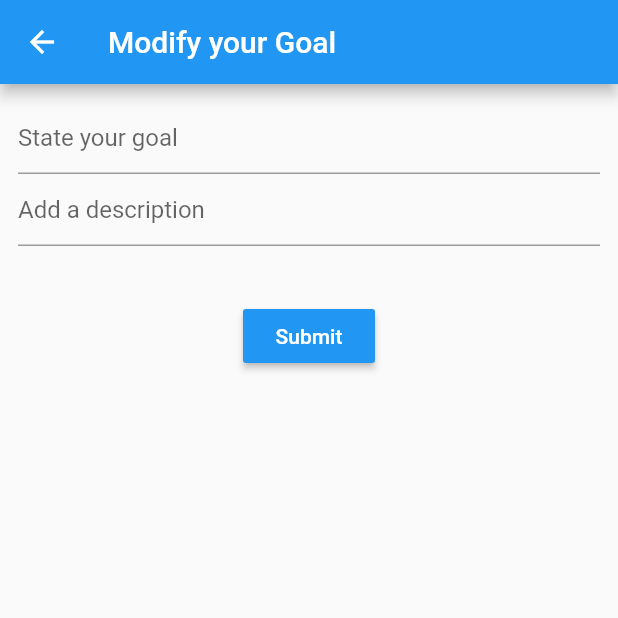
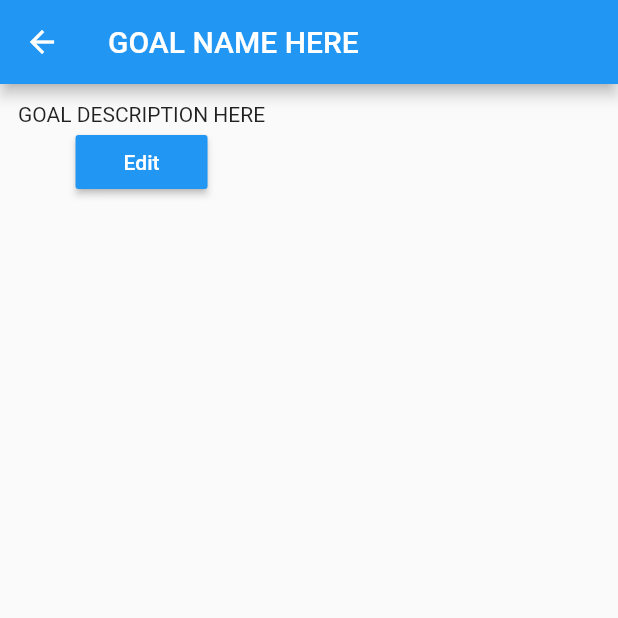
Before and after one commit to adenzil/Goal-Tracker, a Flutter app: the screen it shows after launch, after a tap on "Goal 1", on a phone screen of 412 x 824 dp, the top half of it. Run offline on Flutter 3.47's test engine with Material 2 defaults, Android fonts, the phone set to English and light mode, and no system bars.

Commit message:
Added goal progress page

```diff
--- a/lib/views/goal_list.dart
+++ b/lib/views/goal_list.dart
@@ -2,6 +2,8 @@ import 'package:flutter/material.dart';
 import 'package:goal_tracker/models/goal_for_listing.dart';
 import 'package:goal_tracker/views/goal_delete.dart';
 import 'package:goal_tracker/views/goal_modify.dart';
+
+import 'goal_progress.dart';
 
 final goals = [
   new GoalForListing(
@@ -57,7 +59,7 @@ class GoalList extends StatelessWidget {
               subtitle: Text(goals[i].description),
               onTap: () {
                 Navigator.of(context).push(MaterialPageRoute(
-                    builder: (_) => GoalModify(id: goals[i].id)));
+                    builder: (_) => GoalProgress(id: goals[i].id)));
               },
             ),
             background: Container(
--- /dev/null
+++ b/lib/views/goal_progress.dart
@@ -0,0 +1,34 @@
+import 'package:flutter/material.dart';
+
+import 'goal_modify.dart';
+
+class GoalProgress extends StatelessWidget {
+  final int id;
+  bool get isEditing => id != null;
+
+  GoalProgress({this.id});
+
+  @override
+  Widget build(BuildContext context) {
+    return Scaffold(
+      appBar: AppBar(
+        title: Text("GOAL NAME HERE"),
+      ),
+      body: Padding(
+        padding: EdgeInsets.all(12.0),
+        child: Column(
+          children: <Widget>[
+            Text("GOAL DESCRIPTION HERE"),
+            RaisedButton(
+                child: Text("Edit", style: TextStyle(color: Colors.white)),
+                color: Theme.of(context).primaryColor,
+                onPressed: () {
+                  Navigator.of(context).push(MaterialPageRoute(
+                      builder: (_) => GoalModify(id: this.id)));
+                })
+          ],
+        ),
+      ),
+    );
+  }
+}
```
